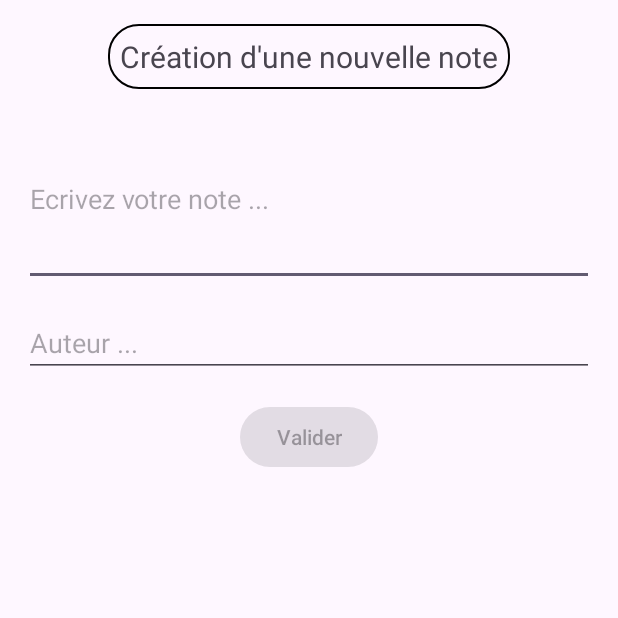
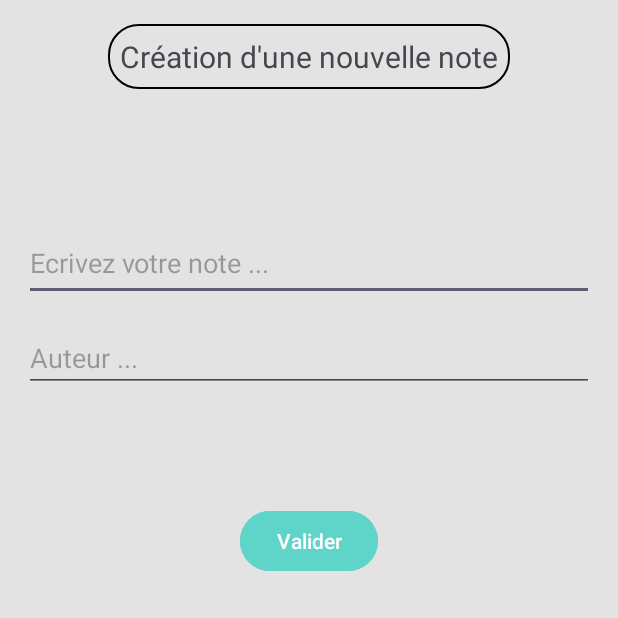
Before and after one commit to Maxime-VE/II.3510-Mobile-App, an Android app: the screen it shows after launch (FormActivity), after a tap on "Ajouter une note", on a phone screen of 412 x 824 dp, the top half of it. Run offline under Robolectric (Android 15) with nearby library versions, the phone set to English and light mode, and no system bars; libraries missing offline, so code that uses them is left out: io.realm; 7 statements that could not run were skipped.

Commit message:
Change design feature Add commentary

```diff
--- a/app/src/main/java/com/example/housenote/controller/FormActivity.java
+++ b/app/src/main/java/com/example/housenote/controller/FormActivity.java
@@ -27,21 +27,18 @@ import io.realm.Realm;
 
 public class FormActivity extends AppCompatActivity {
 
-    // Initialiser les variables de communication
-
-    private static final String SHARED_PREF_NOTES = "SHARED_PREF_NOTES";
-    private static final String SHARED_PREF_NOTES_ITEM = "SHARED_PREF_NOTES_ITEM";
-    public static final String BUNDLE_EXTRA_NOTES = "BUNDLE_EXTRA_NOTES";
+    // Init note list
     public static List<String> noteList = new ArrayList<>();
 
-    // Initialiser les éléments XML
+    // Init XML elements
     TextView mGreetingTextView;
     EditText mNameEditText;
     EditText mAuthor;
     Button mPlayButton;
 
-    // Initialiser la fonction lors de la création de l'activité
 
+    /** Function that manage the form activity view
+     * (Display note form, Save and redirect to main view) */
     @SuppressLint("MissingInflatedId")
     @Override
     protected void onCreate(Bundle savedInstanceState) {
@@ -53,20 +50,16 @@ public class FormActivity extends AppCompatActivity {
         mPlayButton = findViewById(R.id.main_button_play);
         mAuthor = findViewById(R.id.main_edittext_author);
 
-        // Ne pas rendre le bouton valide si pas de texte
-
+        // Button is unavailable when any text if entered
         mPlayButton.setEnabled(false);
 
+        // Change button accessibility depending on text
         mNameEditText.addTextChangedListener(new TextWatcher() {
             @Override
-            public void beforeTextChanged(CharSequence s, int start, int count, int after) {
-
-            }
+            public void beforeTextChanged(CharSequence s, int start, int count, int after) {}
 
             @Override
-            public void onTextChanged(CharSequence s, int start, int before, int count) {
-
-            }
+            public void onTextChanged(CharSequence s, int start, int before, int count) {}
 
             @Override
             public void afterTextChanged(Editable s) {
@@ -74,11 +67,11 @@ public class FormActivity extends AppCompatActivity {
             }
         });
 
-        //Initialiser le Realm
-
+        //Init Realm
         Realm.init(getApplicationContext());
         Realm realm = Realm.getDefaultInstance();
 
+        // Get data and save it as a Notes Entity
         mPlayButton.setOnClickListener(new View.OnClickListener() {
             @Override
             public void onClick(View v) {
--- a/app/src/main/java/com/example/housenote/controller/MainActivity.java
+++ b/app/src/main/java/com/example/housenote/controller/MainActivity.java
@@ -3,23 +3,17 @@ package com.example.housenote.controller;
 import static com.example.housenote.controller.FormActivity.noteList;
 
 import androidx.appcompat.app.AppCompatActivity;
-import androidx.appcompat.widget.Toolbar;
 import androidx.recyclerview.widget.LinearLayoutManager;
 import androidx.recyclerview.widget.RecyclerView;
 
 import android.content.Intent;
 import android.os.Bundle;
-import android.view.Menu;
-import android.view.MenuInflater;
-import android.view.MenuItem;
 import android.view.View;
 import android.widget.Button;
 
 import com.example.housenote.R;
 import com.example.housenote.model.Notes;
 
-import java.util.ArrayList;
-import java.util.List;
 
 import io.realm.Realm;
 import io.realm.RealmChangeListener;
@@ -36,13 +30,12 @@ public class MainActivity extends AppCompatActivity {
         super.onActivityResult(requestCode, resultCode, data);
 
         if (resultCode == RESULT_OK) {
-            // Traitez les données de retour de l'activité appelée ici
             String result = data.getStringExtra("resultKey");
-
-            // Rafraîchissez votre interface graphique ou effectuez d'autres actions nécessaires
         }
     }
 
+    /** Function that manage the main activity view
+     * (Display all notes, Redirect to note form and Allow to remove a note) */
     @Override
     protected void onCreate(Bundle savedInstanceState) {
         super.onCreate(savedInstanceState);
@@ -50,18 +43,19 @@ public class MainActivity extends AppCompatActivity {
 
         AddButton = findViewById(R.id.add_button);
 
+        // Load form activity when button is trigger
         AddButton.setOnClickListener(new View.OnClickListener() {
             @Override
             public void onClick(View v) {
-                Intent gameActivityIntent = new Intent(MainActivity.this, FormActivity.class);
-                startActivity(gameActivityIntent);
+                Intent formActivityIntent = new Intent(MainActivity.this, FormActivity.class);
+                startActivity(formActivityIntent);
             }
         });
 
+        // Init Realm (android storage)
         Realm.init(getApplicationContext());
         Realm realm = Realm.getDefaultInstance();
-
-        RealmResults<Notes> notesList = realm.where(Notes.class).findAll();
+        RealmResults<Notes> notesList = realm.where(Notes.class).findAll(); // Get all Notes
 
         RecyclerView recyclerView = findViewById(R.id.recyclerview);
         recyclerView.setLayoutManager(new LinearLayoutManager(this));
--- a/app/src/main/res/layout/activity_form.xml
+++ b/app/src/main/res/layout/activity_form.xml
@@ -7,6 +7,7 @@ xmlns:tools="http://schemas.android.com/tools"
 android:layout_width="match_parent"
 android:layout_height="match_parent"
 android:orientation="vertical"
+    android:background="@color/background_color"
 tools:context=".controller.MainActivity">
 
 
@@ -25,7 +26,8 @@ tools:context=".controller.MainActivity">
     <EditText
         android:id="@+id/main_edittext_name"
         android:layout_width="match_parent"
-        android:layout_height="115dp"
+        android:layout_height="50dp"
+        android:layout_marginTop="75dp"
         android:layout_marginStart="16dp"
         android:layout_marginEnd="16dp"
         android:hint="Ecrivez votre note ..." />
@@ -44,6 +46,8 @@ tools:context=".controller.MainActivity">
         android:layout_width="wrap_content"
         android:layout_height="wrap_content"
         android:layout_gravity="center_horizontal"
-        android:layout_margin="16dp"
+        android:layout_marginTop="75dp"
+        android:textColor="@color/white"
+        android:backgroundTint="@color/button_background"
         android:text="Valider" />
 </LinearLayout>
--- a/app/src/main/res/values/colors.xml
+++ b/app/src/main/res/values/colors.xml
@@ -2,4 +2,6 @@
 <resources>
     <color name="black">#FF000000</color>
     <color name="white">#FFFFFFFF</color>
+    <color name="background_color">#FFE3E3E3</color>
+    <color name="button_background">#FF5FD4C8 </color>
 </resources>
```
Also changed, not shown: app/src/main/res/layout/activity_main.xml (+4 -12 lines).
